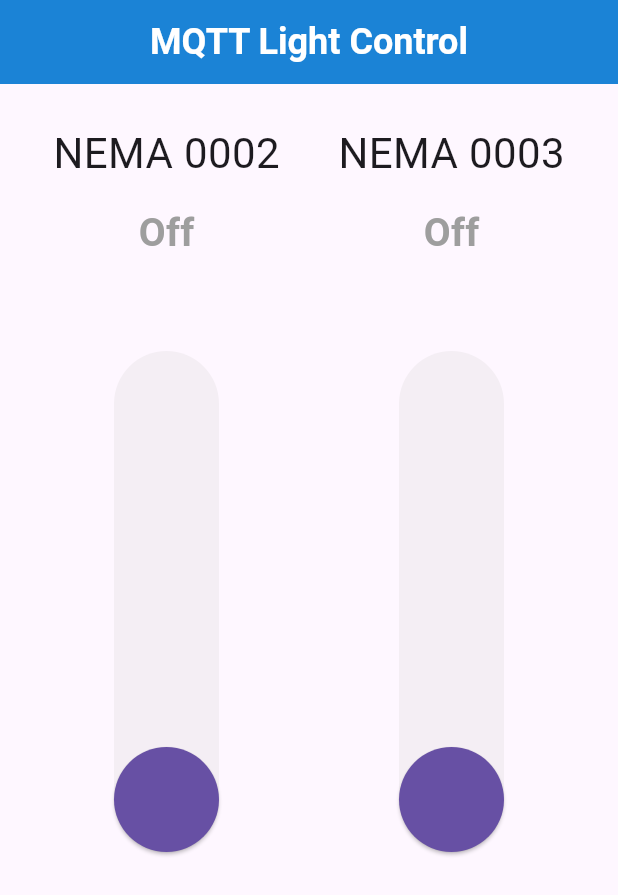
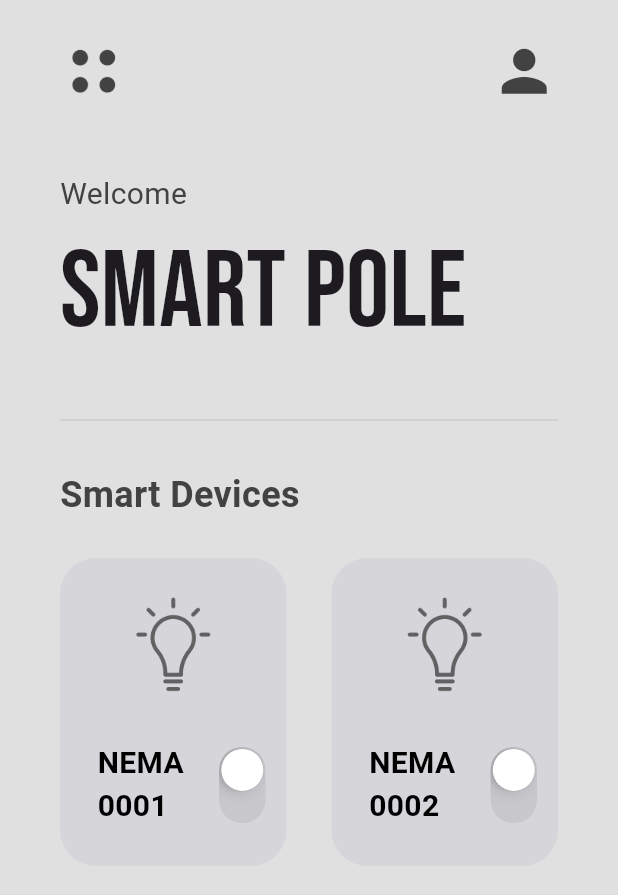
Before and after one commit to HyHyZhaLee/Thesis_SmartPole, a Flutter app: the screen it shows after launch, on a phone screen of 412 x 824 dp. Shown: the top 895 px of the screen. Run offline on Flutter 3.47's test engine with Material 3 defaults, Android fonts, the light colour scheme and no system bars; our stand-ins replace connectivity_plus, google_fonts; missing offline and left inert: mqtt_client.

Commit message:
Commit app

```diff
--- /dev/null
+++ b/FlutterApp/lib/main - Copy.dart
@@ -0,0 +1,174 @@
+import 'package:flutter/material.dart';
+import 'package:mqtt_client/mqtt_client.dart';
+import 'dart:convert'; // To use jsonEncode and jsonDecode
+import 'AppFunction/mqtt_helper.dart';
+import 'Widgets/custom_slider_widget.dart';
+import 'package:connectivity_plus/connectivity_plus.dart';
+// Your MQTT details
+String mqttServer = "mqttserver.tk";
+String mqttClientId = "Flutter_app";
+String mqttUserName = "innovation";
+String mqttPassword = "Innovation_RgPQAZoA5N";
+String mqttTopic = "/innovation/airmonitoring/SmartPole";
+
+void main() {
+  runApp(const MyApp());
+}
+
+class MyApp extends StatelessWidget {
+  const MyApp({super.key});
+
+  @override
+  Widget build(BuildContext context) {
+    return MaterialApp(
+      title: 'Flutter MQTT Demo',
+      theme: ThemeData(
+        primarySwatch: Colors.blue,
+        visualDensity: VisualDensity.adaptivePlatformDensity,
+      ),
+      home: const MyHomePage(title: 'MQTT Light Control'),
+    );
+  }
+}
+
+class MyHomePage extends StatefulWidget {
+  const MyHomePage({super.key, required this.title});
+
+  final String title;
+
+  @override
+  State<MyHomePage> createState() => _MyHomePageState();
+}
+
+class _MyHomePageState extends State<MyHomePage> {
+  late MQTTHelper _mqttHelper;
+  double _brightness = 0;
+  double _brightness2 = 0; // Slider value for second device
+  bool _isLightOn = false;
+  String _statusMessage = 'Disconnected';
+
+  @override
+  void initState() {
+    super.initState();
+    _mqttHelper = MQTTHelper(mqttServer, mqttClientId, mqttUserName, mqttPassword);
+    _initializeMQTT();
+  }
+
+  void _initializeMQTT() async {
+    bool isConnected = await _mqttHelper.initializeMQTTClient();
+    if (isConnected) {
+      _mqttHelper.subscribe(mqttTopic, _handleReceivedMessage);
+      setState(() {
+        _statusMessage = 'Connected';
+      });
+    } else {
+      setState(() {
+        _statusMessage = 'Connection Failed';
+      });
+    }
+  }
+
+  void _handleReceivedMessage(dynamic message) {
+    print("Handling message: $message");
+    try {
+      // Decode the message into a map
+      Map<String, dynamic> msg = jsonDecode(message);
+      // Check the contents of the message before proceeding
+      if (msg['station_id'] == 'SmartPole_0002' &&
+          msg['station_name'] == 'Smart Pole 0002' &&
+          msg['action'] == 'control light') {
+        // Safely try to parse the brightness value
+        double brightnessValue = double.tryParse(msg['data'].toString()) ?? _brightness;
+        setState(() {
+          _brightness = brightnessValue;
+          _isLightOn = _brightness > 0;  // Update the light state based on brightness
+          print("Brightness setting: $brightnessValue");
+        });
+      } else {
+        print("Message does not match required criteria.");
+      }
+    } catch (e) {
+      print('Error processing received message: $e');
+    }
+  }
+
+  void _publishControlMessage(double brightness, String deviceId) {
+    var message = jsonEncode({
+      "station_id": "SmartPole_0002",
+      "station_name": "Smart Pole 0002",
+      "action": "control light",
+      "device_id": deviceId,
+      "data": brightness.round().toString()
+    });
+    _mqttHelper.publish(mqttTopic, message);
+  }
+
+  void _updateBrightness(double brightness, String deviceId) {
+    setState(() {
+      if (deviceId == "NEMA_0002") {
+        _brightness = brightness;
+      } else if (deviceId == "NEMA_0003") {
+        _brightness2 = brightness;
+      }
+      _isLightOn = brightness > 0;
+    });
+    _publishControlMessage(brightness, deviceId);
+  }
+
+  @override
+  void dispose() {
+    _mqttHelper.disconnect();
+    super.dispose();
+  }
+
+  @override
+  Widget build(BuildContext context) {
+    return Scaffold(
+      appBar: AppBar(
+
+        backgroundColor: Color(0xFF1488DB), // Set the AppBar background color
+        titleTextStyle: const TextStyle(
+        color: Colors.white, // Set the title text color to white
+        fontSize: 24, // Increase the font size for better visibility
+        fontWeight: FontWeight.bold, // Make the title bold
+        ),
+        elevation: 4, // Optional: Adds shadow below the AppBar
+        centerTitle: true, // Optional: Centers the title
+        title: Text(widget.title),
+      ),
+      body: Padding(
+        padding: const EdgeInsets.all(16.0),
+        child: Column(
+          mainAxisAlignment: MainAxisAlignment.start,
+          children: <Widget>[
+            Expanded(
+              child: Row(
+                children: [
+                  Expanded(
+                    child: CustomSliderWidget(
+                      initialSliderValue: _brightness,
+                      onValueChanged: (value) {
+                        _updateBrightness(value, "NEMA_0002");  // Updates for device NEMA_0002
+                      },
+                      deviceName: "NEMA 0002",
+                    ),
+                  ),
+                  Expanded(
+                    child: CustomSliderWidget(
+                      initialSliderValue: _brightness2,
+                      onValueChanged: (value) {
+                        _updateBrightness(value, "NEMA_0003");  // Updates for device NEMA_0003
+                      },
+                      deviceName: "NEMA 0003",
+                    ),
+                  ),
+                ],
+              ),
+            ),
+            // Additional controls can be placed here if needed
+          ],
+        ),
+      ),
+    );
+  }
+}
--- a/FlutterApp/lib/main.dart
+++ b/FlutterApp/lib/main.dart
@@ -1,15 +1,5 @@
 import 'package:flutter/material.dart';
-import 'package:mqtt_client/mqtt_client.dart';
-import 'dart:convert'; // To use jsonEncode and jsonDecode
-import 'AppFunction/mqtt_helper.dart';
-import 'Widgets/custom_slider_widget.dart';
-import 'package:connectivity_plus/connectivity_plus.dart';
-// Your MQTT details
-String mqttServer = "mqttserver.tk";
-String mqttClientId = "Flutter_app";
-String mqttUserName = "innovation";
-String mqttPassword = "Innovation_RgPQAZoA5N";
-String mqttTopic = "/innovation/airmonitoring/SmartPole";
+import 'pages/home_page.dart';
 
 void main() {
   runApp(const MyApp());
@@ -21,153 +11,9 @@
   @override
   Widget build(BuildContext context) {
     return MaterialApp(
-      title: 'Flutter MQTT Demo',
-      theme: ThemeData(
-        primarySwatch: Colors.blue,
-        visualDensity: VisualDensity.adaptivePlatformDensity,
-      ),
-      home: const MyHomePage(title: 'MQTT Light Control'),
-    );
-  }
-}
-
-class MyHomePage extends StatefulWidget {
-  const MyHomePage({super.key, required this.title});
-
-  final String title;
-
-  @override
-  State<MyHomePage> createState() => _MyHomePageState();
-}
-
-class _MyHomePageState extends State<MyHomePage> {
-  late MQTTHelper _mqttHelper;
-  double _brightness = 0;
-  double _brightness2 = 0; // Slider value for second device
-  bool _isLightOn = false;
-  String _statusMessage = 'Disconnected';
-
-  @override
-  void initState() {
-    super.initState();
-    _mqttHelper = MQTTHelper(mqttServer, mqttClientId, mqttUserName, mqttPassword);
-    _initializeMQTT();
-  }
-
-  void _initializeMQTT() async {
-    bool isConnected = await _mqttHelper.initializeMQTTClient();
-    if (isConnected) {
-      _mqttHelper.subscribe(mqttTopic, _handleReceivedMessage);
-      setState(() {
-        _statusMessage = 'Connected';
-      });
-    } else {
-      setState(() {
-        _statusMessage = 'Connection Failed';
-      });
-    }
-  }
-
-  void _handleReceivedMessage(dynamic message) {
-    print("Handling message: $message");
-    try {
-      // Decode the message into a map
-      Map<String, dynamic> msg = jsonDecode(message);
-      // Check the contents of the message before proceeding
-      if (msg['station_id'] == 'SmartPole_0002' &&
-          msg['station_name'] == 'Smart Pole 0002' &&
-          msg['action'] == 'control light') {
-        // Safely try to parse the brightness value
-        double brightnessValue = double.tryParse(msg['data'].toString()) ?? _brightness;
-        setState(() {
-          _brightness = brightnessValue;
-          _isLightOn = _brightness > 0;  // Update the light state based on brightness
-          print("Brightness setting: $brightnessValue");
-        });
-      } else {
-        print("Message does not match required criteria.");
-      }
-    } catch (e) {
-      print('Error processing received message: $e');
-    }
-  }
-
-  void _publishControlMessage(double brightness, String deviceId) {
-    var message = jsonEncode({
-      "station_id": "SmartPole_0002",
-      "station_name": "Smart Pole 0002",
-      "action": "control light",
-      "device_id": deviceId,
-      "data": brightness.round().toString()
-    });
-    _mqttHelper.publish(mqttTopic, message);
-  }
-
-  void _updateBrightness(double brightness, String deviceId) {
-    setState(() {
-      if (deviceId == "NEMA_0002") {
-        _brightness = brightness;
-      } else if (deviceId == "NEMA_0003") {
-        _brightness2 = brightness;
-      }
-      _isLightOn = brightness > 0;
-    });
-    _publishControlMessage(brightness, deviceId);
-  }
-
-  @override
-  void dispose() {
-    _mqttHelper.disconnect();
-    super.dispose();
-  }
-
-  @override
-  Widget build(BuildContext context) {
-    return Scaffold(
-      appBar: AppBar(
-
-        backgroundColor: Color(0xFF1488DB), // Set the AppBar background color
-        titleTextStyle: const TextStyle(
-        color: Colors.white, // Set the title text color to white
-        fontSize: 24, // Increase the font size for better visibility
-        fontWeight: FontWeight.bold, // Make the title bold
-        ),
-        elevation: 4, // Optional: Adds shadow below the AppBar
-        centerTitle: true, // Optional: Centers the title
-        title: Text(widget.title),
-      ),
-      body: Padding(
-        padding: const EdgeInsets.all(16.0),
-        child: Column(
-          mainAxisAlignment: MainAxisAlignment.start,
-          children: <Widget>[
-            Expanded(
-              child: Row(
-                children: [
-                  Expanded(
-                    child: CustomSliderWidget(
-                      initialSliderValue: _brightness,
-                      onValueChanged: (value) {
-                        _updateBrightness(value, "NEMA_0002");  // Updates for device NEMA_0002
-                      },
-                      deviceName: "NEMA 0002",
-                    ),
-                  ),
-                  Expanded(
-                    child: CustomSliderWidget(
-                      initialSliderValue: _brightness2,
-                      onValueChanged: (value) {
-                        _updateBrightness(value, "NEMA_0003");  // Updates for device NEMA_0003
-                      },
-                      deviceName: "NEMA 0003",
-                    ),
-                  ),
-                ],
-              ),
-            ),
-            // Additional controls can be placed here if needed
-          ],
-        ),
+      debugShowCheckedModeBanner: false,
+      home: Scaffold(
+        body: HomePage(),
       ),
     );
   }
--- /dev/null
+++ b/FlutterApp/lib/pages/home_page.dart
@@ -0,0 +1,136 @@
+import 'package:flutter/material.dart';
+import 'package:google_fonts/google_fonts.dart';
+import 'package:flutter_app/util/smart_device_box.dart';
+
+class HomePage extends StatefulWidget {
+  const HomePage({super.key});
+
+  @override
+  State<HomePage> createState() => _HomePageState();
+}
+
+class _HomePageState extends State<HomePage> {
+  // padding constants
+  final double horizontalPadding = 40;
+  final double verticalPadding = 25;
+
+  // list of smart devices
+  List mySmartDevices = [
+    // [ smartDeviceName, iconPath , powerStatus ]
+    ["NEMA 0001", "lib/icons/light-bulb.png", false],
+    ["NEMA 0002", "lib/icons/light-bulb.png", false],
+  ];
+
+  // power button switched
+  void powerSwitchChanged(bool value, int index) {
+    setState(() {
+      mySmartDevices[index][2] = value;
+    });
+  }
+
+  @override
+  Widget build(BuildContext context) {
+    return Scaffold(
+      backgroundColor: Colors.grey[300],
+      body: SingleChildScrollView(
+        child: Column(
+          crossAxisAlignment: CrossAxisAlignment.start,
+          children: [
+            // app bar
+            Padding(
+              padding: EdgeInsets.symmetric(
+                horizontal: horizontalPadding,
+                vertical: verticalPadding,
+              ),
+              child: Row(
+                mainAxisAlignment: MainAxisAlignment.spaceBetween,
+                children: [
+                  // menu icon
+                  Image.asset(
+                    'lib/icons/menu.png',
+                    height: 45,
+                    color: Colors.grey[800],
+                  ),
+
+                  // account icon
+                  Icon(
+                    Icons.person,
+                    size: 45,
+                    color: Colors.grey[800],
+                  )
+                ],
+              ),
+            ),
+
+            SizedBox(height: 20),
+
+            // welcome home
+            Padding(
+              padding: EdgeInsets.symmetric(horizontal: horizontalPadding),
+              child: Column(
+                crossAxisAlignment: CrossAxisAlignment.start,
+                children: [
+                  Text(
+                    "Welcome",
+                    style: TextStyle(fontSize: 20, color: Colors.grey.shade800),
+                  ),
+                  Text(
+                    'SMART POLE',
+                    style: GoogleFonts.bebasNeue(fontSize: 72),
+                  ),
+                ],
+              ),
+            ),
+
+            SizedBox(height: 25),
+
+            Padding(
+              padding: EdgeInsets.symmetric(horizontal: 40.0),
+              child: Divider(
+                thickness: 1,
+                color: Color.fromARGB(255, 204, 204, 204),
+              ),
+            ),
+
+            SizedBox(height: 25),
+
+            // smart devices grid
+            Padding(
+              padding: EdgeInsets.symmetric(horizontal: horizontalPadding),
+              child: Text(
+                "Smart Devices",
+                style: TextStyle(
+                  fontWeight: FontWeight.bold,
+                  fontSize: 24,
+                  color: Colors.grey.shade800,
+                ),
+              ),
+            ),
+            SizedBox(height: 10),
+
+            // grid
+            SizedBox(
+              height: 600, // Đặt chiều cao cụ thể cho GridView
+              child: GridView.builder(
+                itemCount: mySmartDevices.length,
+                padding: const EdgeInsets.symmetric(horizontal: 25),
+                gridDelegate: const SliverGridDelegateWithFixedCrossAxisCount(
+                  crossAxisCount: 2,
+                  childAspectRatio: 1 / 1.3,
+                ),
+                itemBuilder: (context, index) {
+                  return SmartDeviceBox(
+                    smartDeviceName: mySmartDevices[index][0],
+                    iconPath: mySmartDevices[index][1],
+                    powerOn: mySmartDevices[index][2],
+                    onChanged: (value) => powerSwitchChanged(value, index),
+                  );
+                },
+              ),
+            ),
+          ],
+        ),
+      ),
+    );
+  }
+}
--- /dev/null
+++ b/FlutterApp/lib/util/smart_device_box.dart
@@ -0,0 +1,73 @@
+import 'dart:math';
+
+import 'package:flutter/cupertino.dart';
+import 'package:flutter/material.dart';
+import 'package:google_fonts/google_fonts.dart';
+
+class SmartDeviceBox extends StatelessWidget {
+  final String smartDeviceName;
+  final String iconPath;
+  final bool powerOn;
+  void Function(bool)? onChanged;
+
+  SmartDeviceBox({
+    super.key,
+    required this.smartDeviceName,
+    required this.iconPath,
+    required this.powerOn,
+    required this.onChanged,
+  });
+
+  @override
+  Widget build(BuildContext context) {
+    return Padding(
+      padding: EdgeInsets.all(15.0),
+      child: Container(
+        decoration: BoxDecoration(
+          borderRadius: BorderRadius.circular(24),
+          color: powerOn ? Colors.grey[900] : Color.fromARGB(44, 164, 167, 189),
+        ),
+        child: Padding(
+          padding: EdgeInsets.symmetric(vertical: 25.0),
+          child: Column(
+            mainAxisAlignment: MainAxisAlignment.spaceBetween,
+            children: [
+              // icon
+              Image.asset(
+                iconPath,
+                height: 65,
+                color: powerOn ? Colors.white : Colors.grey.shade700,
+              ),
+
+              // smart device name + switch
+              Row(
+                children: [
+                  Expanded(
+                    child: Padding(
+                      padding: EdgeInsets.only(left: 25.0),
+                      child: Text(
+                        smartDeviceName,
+                        style: TextStyle(
+                          fontWeight: FontWeight.bold,
+                          fontSize: 20,
+                          color: powerOn ? Colors.white : Colors.black,
+                        ),
+                      ),
+                    ),
+                  ),
+                  Transform.rotate(
+                    angle: pi / 2,
+                    child: CupertinoSwitch(
+                      value: powerOn,
+                      onChanged: onChanged,
+                    ),
+                  ),
+                ],
+              )
+            ],
+          ),
+        ),
+      ),
+    );
+  }
+}
--- a/FlutterApp/pubspec.yaml
+++ b/FlutterApp/pubspec.yaml
@@ -35,6 +35,7 @@
 
   # The following adds the Cupertino Icons font to your application.
   # Use with the CupertinoIcons class for iOS style icons.
+  google_fonts: ^6.2.1
   cupertino_icons: ^1.0.6
   mqtt_client: ^10.2.1
   connectivity_plus: ^6.0.3
@@ -78,7 +79,8 @@
   # included with your application, so that you can use the icons in
   # the material Icons class.
   uses-material-design: true
-
+  assets:
+    - lib/icons/
   # To add assets to your application, add an assets section, like this:
   # assets:
   #   - images/a_dot_burr.jpeg
```
Also changed, not shown: FlutterApp/lib/icons/air-conditioner.png (added), FlutterApp/lib/icons/fan.png (added), FlutterApp/lib/icons/light-bulb.png (added), FlutterApp/lib/icons/menu.png (added), FlutterApp/lib/icons/smart-tv.png (added), FlutterApp/pubspec.lock, 1 other file.
